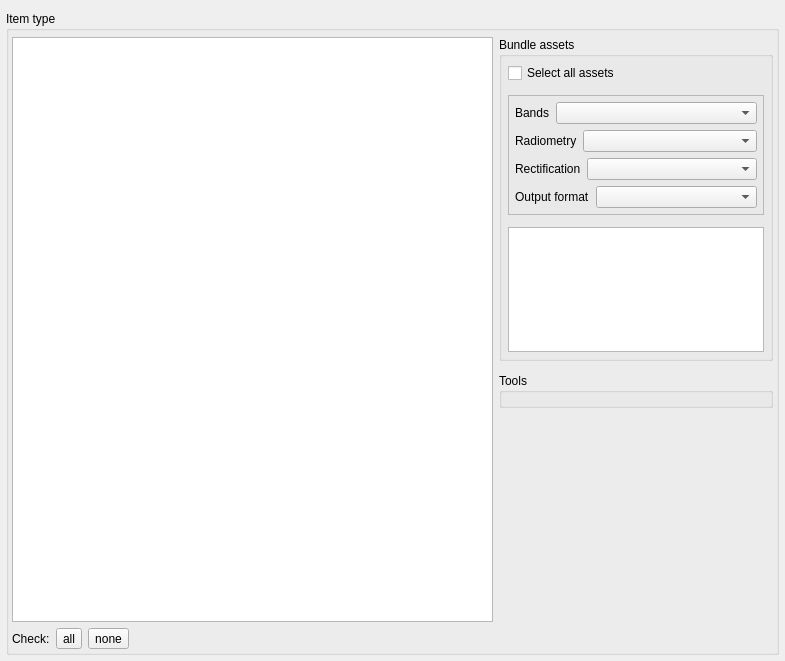
Qt form planet_explorer/ui/pe_orders_v2_source_base.ui (planetlabs/qgis-planet-plugin) before a commit.
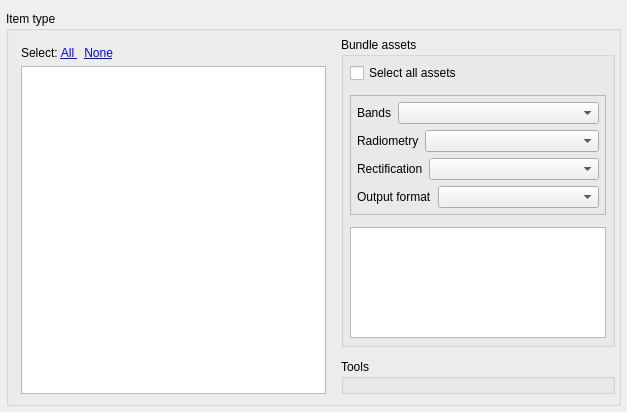
The same form after that commit. Custom widgets are drawn as their Qt base class.

Patch:
```diff
--- a/planet_explorer/ui/pe_orders_v2_source_base.ui
+++ b/planet_explorer/ui/pe_orders_v2_source_base.ui
@@ -6,8 +6,8 @@
    <rect>
     <x>0</x>
     <y>0</y>
-    <width>785</width>
-    <height>661</height>
+    <width>627</width>
+    <height>412</height>
    </rect>
   </property>
   <property name="sizePolicy">
@@ -56,21 +56,16 @@
       <item>
        <widget class="QFrame" name="frameItemView">
         <layout class="QVBoxLayout" name="verticalLayout_4">
-         <property name="spacing">
-          <number>6</number>
-         </property>
-         <property name="leftMargin">
-          <number>0</number>
-         </property>
-         <property name="topMargin">
-          <number>0</number>
-         </property>
-         <property name="rightMargin">
-          <number>0</number>
-         </property>
          <property name="bottomMargin">
-          <number>0</number>
+          <number>6</number>
          </property>
+         <item>
+          <widget class="QLabel" name="lblSelectAll">
+           <property name="text">
+            <string>&lt;html&gt;&lt;head/&gt;&lt;body&gt;&lt;p&gt;Select: &lt;a href=&quot;all&quot;&gt;&lt;span style=&quot; text-decoration: underline; color:#0000ff;&quot;&gt;All   &lt;/span&gt;&lt;/a&gt;&amp;nbsp;&amp;nbsp;&lt;a href=&quot;none&quot;&gt;&lt;span style=&quot; text-decoration: underline; color:#0000ff;&quot;&gt;None&lt;/span&gt;&lt;/a&gt;&lt;/p&gt;&lt;/body&gt;&lt;/html&gt;</string>
+           </property>
+          </widget>
+         </item>
          <item>
           <widget class="QListWidget" name="listWidget">
            <property name="sizePolicy">
@@ -117,70 +112,6 @@
            </property>
           </widget>
          </item>
-         <item>
-          <widget class="QFrame" name="frameItemCheck">
-           <layout class="QHBoxLayout" name="horizontalLayout_2">
-            <property name="spacing">
-             <number>6</number>
-            </property>
-            <property name="leftMargin">
-             <number>0</number>
-            </property>
-            <property name="topMargin">
-             <number>0</number>
-            </property>
-            <property name="rightMargin">
-             <number>0</number>
-            </property>
-            <property name="bottomMargin">
-             <number>0</number>
-            </property>
-            <item>
-             <widget class="QLabel" name="lblCheck">
-              <property name="sizePolicy">
-               <sizepolicy hsizetype="Maximum" vsizetype="Preferred">
-                <horstretch>0</horstretch>
-                <verstretch>0</verstretch>
-               </sizepolicy>
-              </property>
-              <property name="text">
-               <string>Check:</string>
-              </property>
-             </widget>
-            </item>
-            <item>
-             <widget class="QToolButton" name="btnCheckAll">
-              <property name="text">
-               <string>all</string>
-              </property>
-              <property name="toolButtonStyle">
-               <enum>Qt::ToolButtonTextOnly</enum>
-              </property>
-             </widget>
-            </item>
-            <item>
-             <widget class="QToolButton" name="btnCheckNone">
-              <property name="text">
-               <string>none</string>
-              </property>
-             </widget>
-            </item>
-            <item>
-             <spacer name="horizontalSpacer">
-              <property name="orientation">
-               <enum>Qt::Horizontal</enum>
-              </property>
-              <property name="sizeHint" stdset="0">
-               <size>
-                <width>40</width>
-                <height>20</height>
-               </size>
-              </property>
-             </spacer>
-            </item>
-           </layout>
-          </widget>
-         </item>
         </layout>
        </widget>
       </item>
@@ -446,7 +377,7 @@
          <item>
           <widget class="QGroupBox" name="grpBoxTools">
            <property name="sizePolicy">
-            <sizepolicy hsizetype="Preferred" vsizetype="Maximum">
+            <sizepolicy hsizetype="Preferred" vsizetype="Expanding">
              <horstretch>0</horstretch>
              <verstretch>0</verstretch>
             </sizepolicy>
```
Left out of the diff: 17 changed lines with no effect on the pictures.
